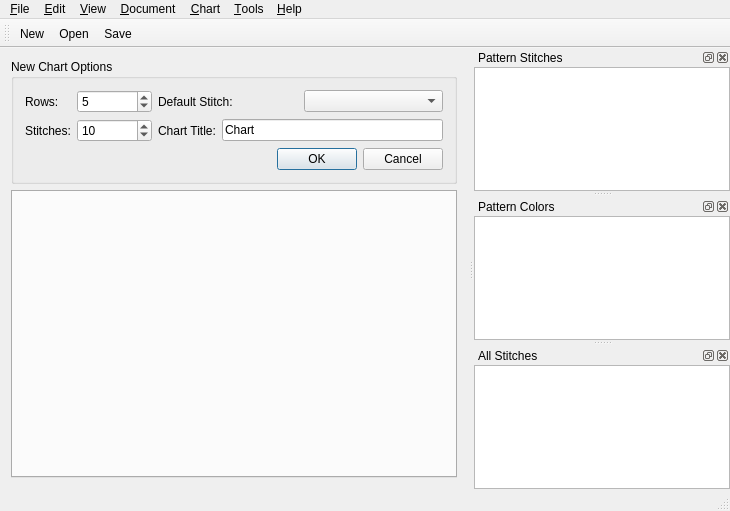
Qt form src/mainwindow.ui (iPenguin/CrochetCharts) before a commit.
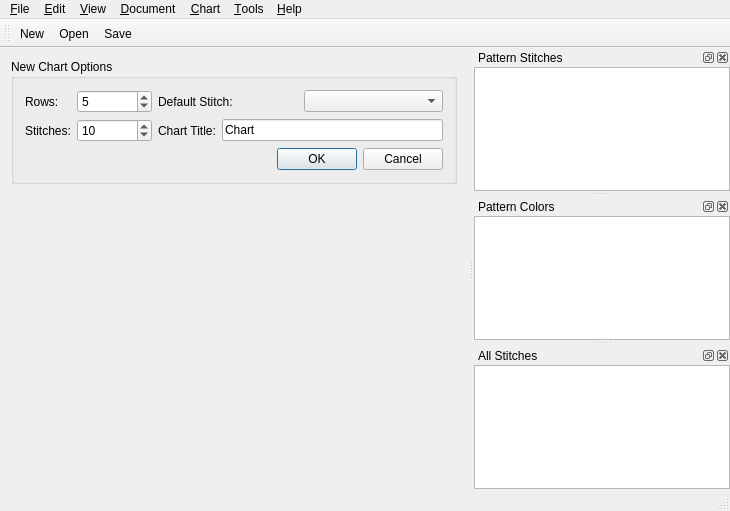
The same form after that commit. Icons and pictures are not drawn.

Commit message: Movable tabs, closable tabs (wip)

What changed in the file:
```diff
--- a/src/mainwindow.ui
+++ b/src/mainwindow.ui
@@ -153,6 +153,15 @@
       <property name="currentIndex">
        <number>-1</number>
       </property>
+      <property name="documentMode">
+       <bool>true</bool>
+      </property>
+      <property name="tabsClosable">
+       <bool>true</bool>
+      </property>
+      <property name="movable">
+       <bool>true</bool>
+      </property>
      </widget>
     </item>
    </layout>
```
